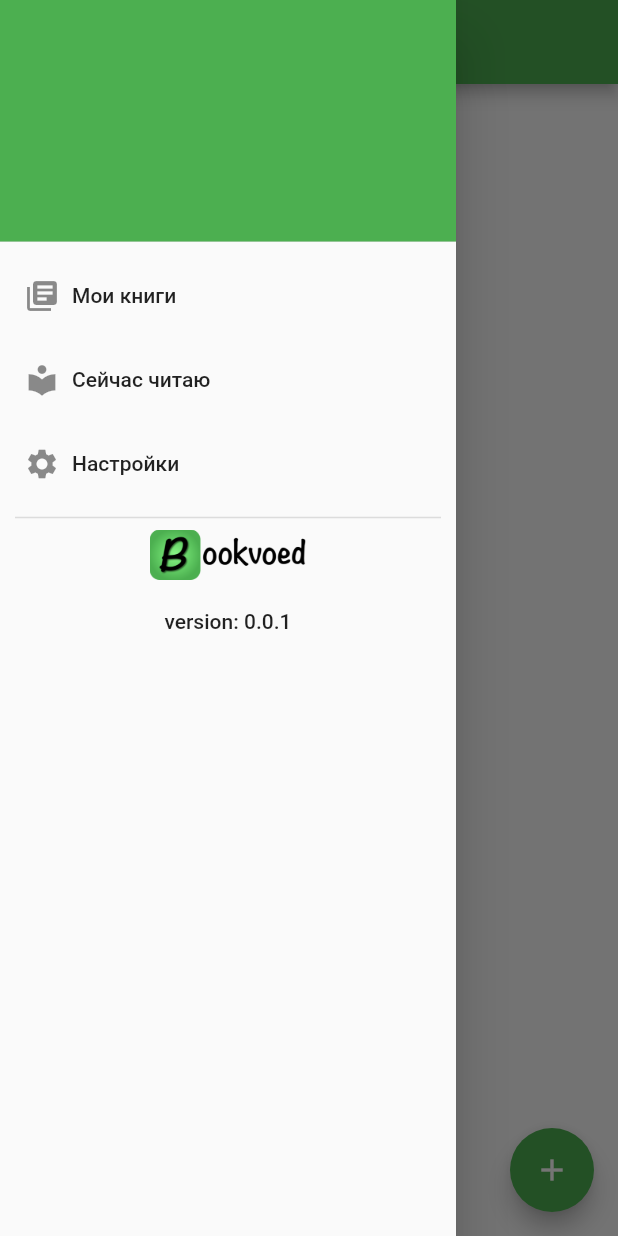
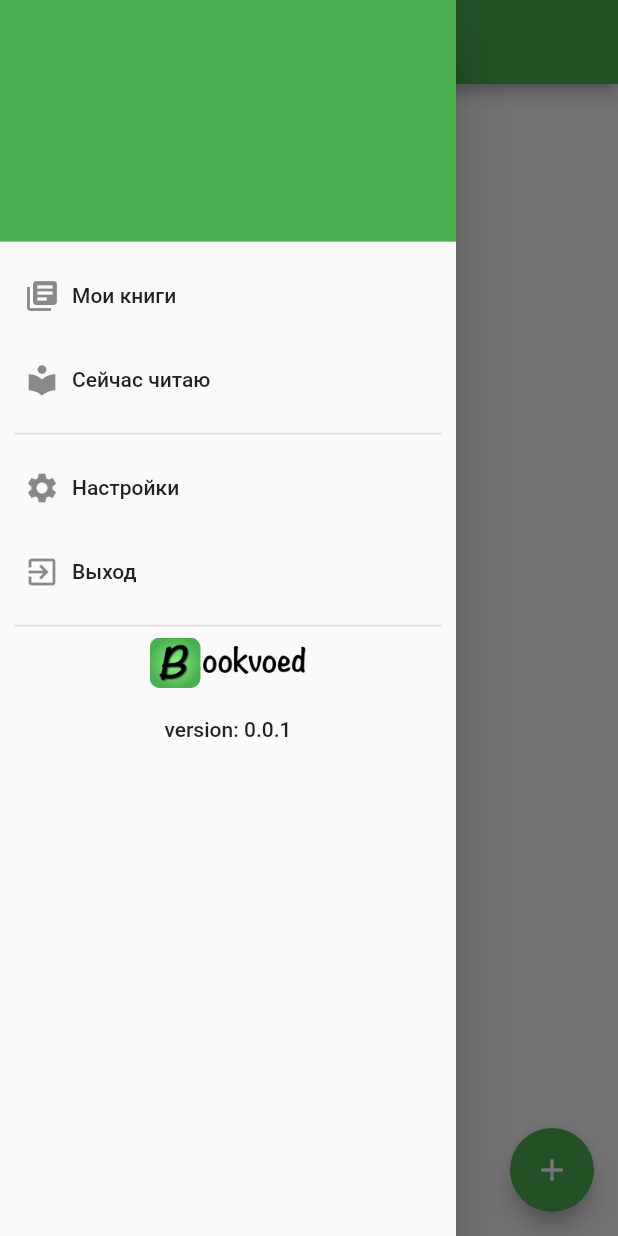
Before and after one commit to EvgenyAstashin/Bookvoed-Mobile, a Flutter app: the MainScreen screen opened directly, with the side drawer open, on a phone screen of 412 x 824 dp. Run offline on Flutter 3.47's test engine with Material 2 defaults, Android fonts, the phone set to English and light mode, and no system bars; our stand-ins replace progress_dialog, shared_preferences; missing offline and left inert: flutter_barcode_scanner; accounts and stored records are empty.

Commit message:
added exit action to navigation drawer

```diff
--- a/lib/screens/main/main.dart
+++ b/lib/screens/main/main.dart
@@ -1,10 +1,8 @@
+import 'package:bookvoed/screens/login/login.dart';
+import 'package:bookvoed/screens/main/main_presenter.dart';
+import 'package:bookvoed/screens/main/main_view.dart';
 import 'package:flutter/material.dart';
 import 'package:flutter_barcode_scanner/flutter_barcode_scanner.dart';
-import 'package:progress_dialog/progress_dialog.dart';
-
-import '../../book_info.dart';
-import '../../entity/book.dart';
-import '../../network.dart';
 
 class MainScreen extends StatefulWidget {
   MainScreen({Key key}) : super(key: key);
@@ -13,13 +11,13 @@ class MainScreen extends StatefulWidget {
   _MainScreenState createState() => _MainScreenState();
 }
 
-class _MainScreenState extends State<MainScreen> {
-  ProgressDialog _progressDialog;
+class _MainScreenState extends State<MainScreen> implements MainView {
+  MainPresenter _presenter;
 
   @override
   void initState() {
     super.initState();
-    _progressDialog = ProgressDialog(context);
+    _presenter = MainPresenter(this);
   }
 
   @override
@@ -41,10 +39,33 @@ class _MainScreenState extends State<MainScreen> {
               child: ListView(
                 padding: EdgeInsets.zero,
                 children: <Widget>[
-                  _createDrawerItem(icon: Icons.library_books, text: 'Мои книги', onTap: (){_hideDrawer();}),
-                  _createDrawerItem(icon: Icons.local_library, text: 'Сейчас читаю', onTap: (){_hideDrawer();}),
-                  _createDrawerItem(icon: Icons.settings, text: 'Настройки', onTap: (){_hideDrawer();}),
-                  Divider(thickness: 1.0, indent: 10, endIndent: 10,),
+                  _createDrawerItem(
+                      icon: Icons.library_books,
+                      text: 'Мои книги',
+                      onTap: () {
+                        _hideDrawer();
+                      }),
+                  _createDrawerItem(
+                      icon: Icons.local_library,
+                      text: 'Сейчас читаю',
+                      onTap: () {
+                        _hideDrawer();
+                      }),
+                  _createDivider(),
+                  _createDrawerItem(
+                      icon: Icons.settings,
+                      text: 'Настройки',
+                      onTap: () {
+                        _hideDrawer();
+                      }),
+                  _createDrawerItem(
+                      icon: Icons.exit_to_app,
+                      text: 'Выход',
+                      onTap: () {
+                        _hideDrawer();
+                        _logout();
+                      }),
+                  _createDivider(),
                   Padding(
                     padding: EdgeInsets.only(left: 100, right: 100),
                     child: Image.asset('assets/images/logo.png'),
@@ -64,6 +85,13 @@ class _MainScreenState extends State<MainScreen> {
         child: Icon(Icons.add),
       ),
     );
+  }
+
+  @override
+  void openLoginScreen() {
+    Navigator.pop(context);
+    Navigator.push(
+        context, MaterialPageRoute(builder: (context) => LoginScreen()));
   }
 
   void _barcodeReaderPressed() async {
@@ -87,6 +115,17 @@ class _MainScreenState extends State<MainScreen> {
     );
   }
 
+  Widget _createDivider() {
+    return Divider(
+        thickness: 1.0,
+        indent: 10,
+        endIndent: 10,);
+  }
+
+  void _logout() {
+    _presenter.logout();
+  }
+
   void _hideDrawer() {
     Navigator.pop(context);
   }
--- a/lib/screens/main/main_presenter.dart
+++ b/lib/screens/main/main_presenter.dart
@@ -0,0 +1,12 @@
+import 'package:bookvoed/mvp/base_presenter.dart';
+import 'package:bookvoed/screens/main/main_view.dart';
+import 'package:bookvoed/utils/preferences.dart';
+
+class MainPresenter extends BasePresenter<MainView> {
+  MainPresenter(MainView view) : super(view);
+
+  void logout() {
+    Preferences.clearUserCredentials();
+    view.openLoginScreen();
+  }
+}
--- a/lib/screens/main/main_view.dart
+++ b/lib/screens/main/main_view.dart
@@ -0,0 +1,6 @@
+import 'package:bookvoed/mvp/base_view.dart';
+
+abstract class MainView extends BaseView {
+
+  void openLoginScreen();
+}
--- /dev/null
+++ b/lib/screens/user/user_view.dart
@@ -0,0 +1,5 @@
+import 'package:bookvoed/mvp/base_view.dart';
+
+abstract class UserView extends BaseView {
+
+}
```
Also changed, not shown: lib/screens/user/user_presenter.dart (added, +12 -0 lines), lib/screens/user/user_screen.dart (added, +29 -0 lines), lib/utils/preferences.dart (+7 -0 lines).
